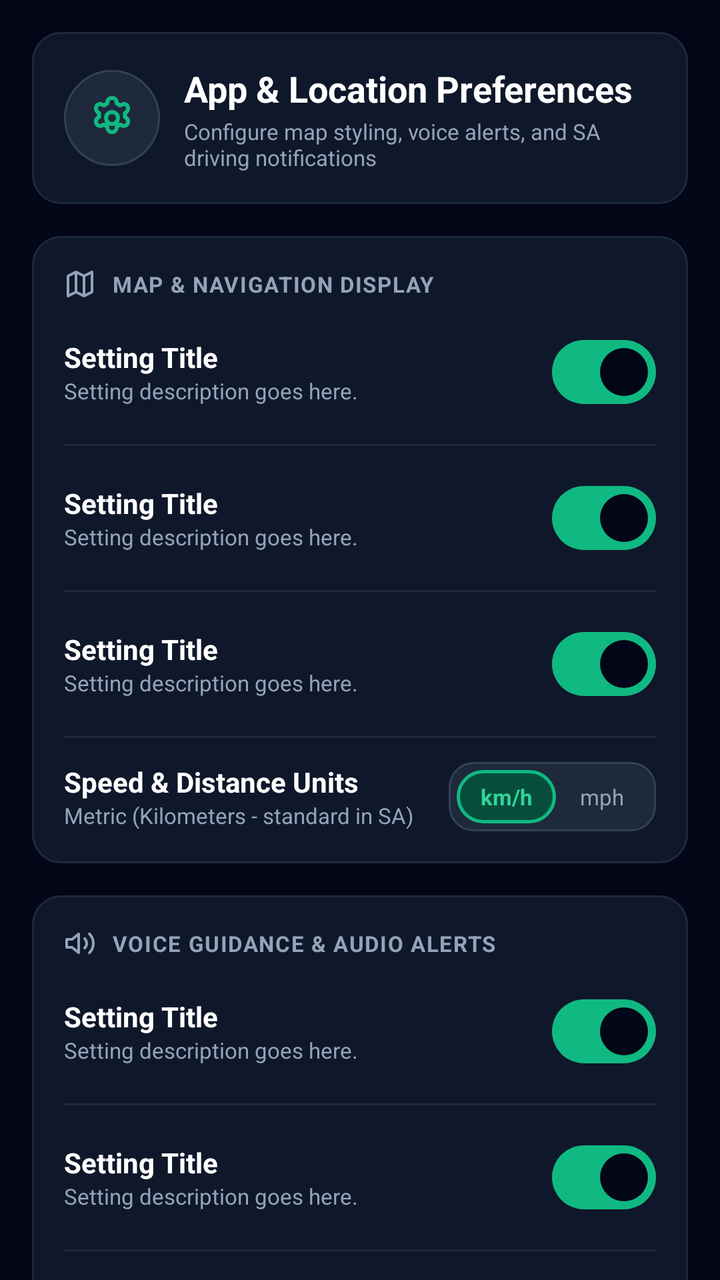
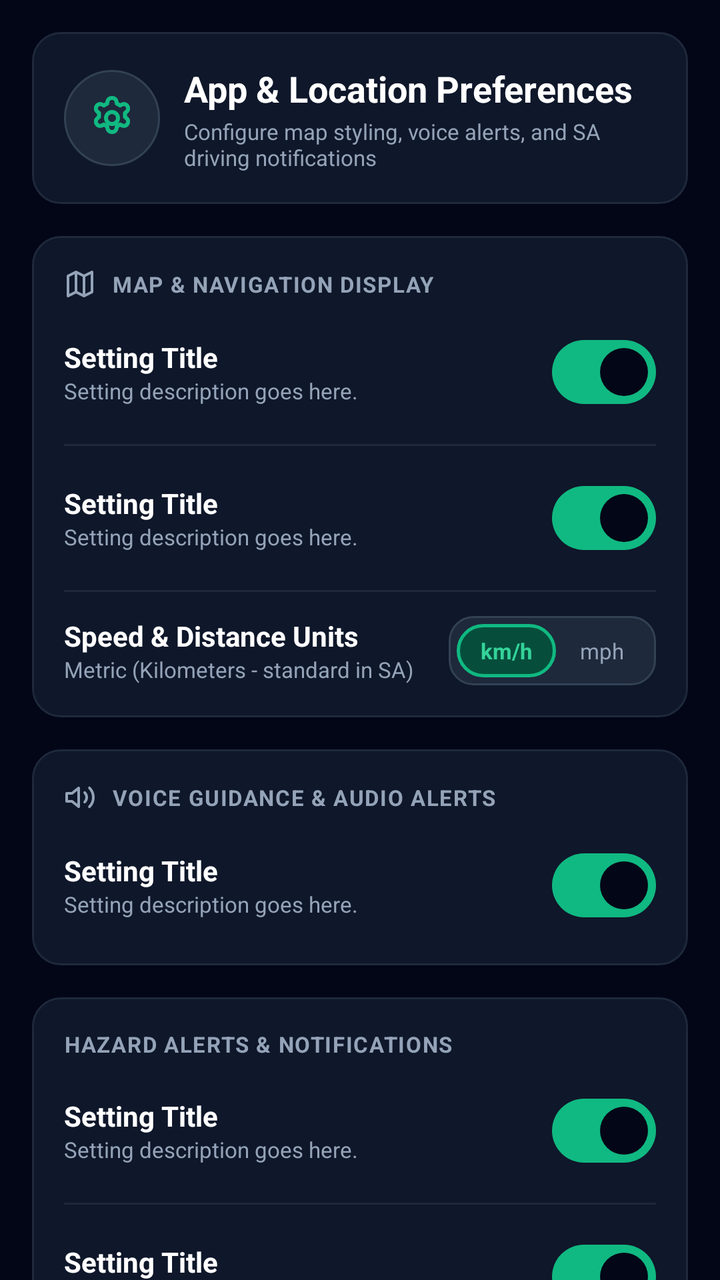

Compare the two renders of this Android layout. The source of the first and the diff that turns it into the second are given below.
<!-- AndroidManifest.xml: application theme Theme.RouteWiseSA -->
<!-- res/layout/fragment_settings.xml -->
<?xml version="1.0" encoding="utf-8"?>
<androidx.core.widget.NestedScrollView
    xmlns:android="http://schemas.android.com/apk/res/android"
    xmlns:app="http://schemas.android.com/apk/res-auto"
    xmlns:tools="http://schemas.android.com/tools"
    android:layout_width="match_parent"
    android:layout_height="match_parent"
    android:background="#020617"
    android:fillViewport="true"
    tools:context=".ui.settings.SettingsFragment">

    <LinearLayout
        android:layout_width="match_parent"
        android:layout_height="wrap_content"
        android:orientation="vertical"
        android:padding="16dp"
        android:paddingBottom="100dp">

        
        <LinearLayout
            android:layout_width="match_parent"
            android:layout_height="wrap_content"
            android:background="@drawable/bg_card_unselected"
            android:orientation="horizontal"
            android:gravity="center_vertical"
            android:padding="16dp"
            android:layout_marginBottom="16dp"
            android:baselineAligned="false">

            <FrameLayout
                android:layout_width="48dp"
                android:layout_height="48dp"
                android:background="@drawable/bg_circle_slate">
                <ImageView
                    android:layout_width="24dp"
                    android:layout_height="24dp"
                    android:layout_gravity="center"
                    android:src="@drawable/ic_settings"
                    app:tint="#10b981"
                    android:contentDescription="@string/settings_icon" />
            </FrameLayout>

            <LinearLayout
                android:layout_width="0dp"
                android:layout_height="wrap_content"
                android:layout_weight="1"
                android:orientation="vertical"
                android:layout_marginStart="12dp">

                <TextView
                    android:layout_width="wrap_content"
                    android:layout_height="wrap_content"
                    android:text="@string/settings_app_preferences_title"
                    android:textColor="#ffffff"
                    android:textSize="18sp"
                    android:textStyle="bold" />

                <TextView
                    android:layout_width="wrap_content"
                    android:layout_height="wrap_content"
                    android:text="@string/settings_app_preferences_desc"
                    android:textColor="#94a3b8"
                    android:textSize="11sp"
                    android:layout_marginTop="2dp" />
            </LinearLayout>
        </LinearLayout>

        
        <LinearLayout
            android:layout_width="match_parent"
            android:layout_height="wrap_content"
            android:background="@drawable/bg_card_unselected"
            android:orientation="vertical"
            android:padding="16dp"
            android:layout_marginBottom="16dp">

            <LinearLayout
                android:layout_width="match_parent"
                android:layout_height="wrap_content"
                android:orientation="horizontal"
                android:gravity="center_vertical"
                android:layout_marginBottom="12dp">
                <ImageView
                    android:layout_width="16dp"
                    android:layout_height="16dp"
                    android:src="@drawable/ic_map"
                    app:tint="#94a3b8"
                    android:importantForAccessibility="no" />
                <TextView
                    android:layout_width="wrap_content"
                    android:layout_height="wrap_content"
                    android:text="@string/settings_section_map_display"
                    android:textColor="#94a3b8"
                    android:textSize="11sp"
                    android:textStyle="bold"
                    android:letterSpacing="0.05"
                    android:layout_marginStart="8dp" />
            </LinearLayout>

            
            <include
                android:id="@+id/settingLiveTraffic"
                layout="@layout/layout_item_settings_switch"
                android:layout_width="match_parent"
                android:layout_height="wrap_content" />

            <View android:layout_width="match_parent" android:layout_height="1dp"
                android:background="#1e293b" android:layout_marginVertical="12dp" />

            <include
                android:id="@+id/settingNightTheme"
                layout="@layout/layout_item_settings_switch"
                android:layout_width="match_parent"
                android:layout_height="wrap_content" />

            <View android:layout_width="match_parent" android:layout_height="1dp"
                android:background="#1e293b" android:layout_marginVertical="12dp" />

            <include
                android:id="@+id/settingSpeedWarnings"
                layout="@layout/layout_item_settings_switch"
                android:layout_width="match_parent"
                android:layout_height="wrap_content" />

            <View android:layout_width="match_parent" android:layout_height="1dp"
                android:background="#1e293b" android:layout_marginVertical="12dp" />

            
            <LinearLayout
                android:layout_width="match_parent"
                android:layout_height="wrap_content"
                android:orientation="horizontal"
                android:gravity="center_vertical">
                <LinearLayout
                    android:layout_width="0dp"
                    android:layout_height="wrap_content"
                    android:layout_weight="1"
                    android:orientation="vertical">
                    <TextView
                        android:layout_width="wrap_content"
                        android:layout_height="wrap_content"
                        android:text="@string/settings_unit_selector_title"
                        android:textColor="#ffffff"
                        android:textSize="14sp"
                        android:textStyle="bold" />
                    <TextView
                        android:layout_width="wrap_content"
                        android:layout_height="wrap_content"
                        android:text="@string/settings_unit_selector_desc"
                        android:textColor="#94a3b8"
                        android:textSize="11sp" />
                </LinearLayout>

                <LinearLayout
                    android:layout_width="wrap_content"
                    android:layout_height="wrap_content"
                    android:background="@drawable/bg_rounded_slate"
                    android:padding="4dp">
                    <TextView
                        android:id="@+id/btnUnitKm"
                        android:layout_width="wrap_content"
                        android:layout_height="wrap_content"
                        android:background="@drawable/bg_card_selected"
                        android:text="@string/unit_kmh"
                        android:textColor="#34d399"
                        android:textSize="11sp"
                        android:textStyle="bold"
                        android:paddingHorizontal="12dp"
                        android:paddingVertical="6dp" />
                    <TextView
                        android:id="@+id/btnUnitMph"
                        android:layout_width="wrap_content"
                        android:layout_height="wrap_content"
                        android:text="@string/unit_mph"
                        android:textColor="#94a3b8"
                        android:textSize="11sp"
                        android:paddingHorizontal="12dp"
                        android:paddingVertical="6dp" />
                </LinearLayout>
            </LinearLayout>
        </LinearLayout>

        
        <LinearLayout
            android:layout_width="match_parent"
            android:layout_height="wrap_content"
            android:background="@drawable/bg_card_unselected"
            android:orientation="vertical"
            android:padding="16dp"
            android:layout_marginBottom="16dp">

            <LinearLayout
                android:layout_width="match_parent"
                android:layout_height="wrap_content"
                android:orientation="horizontal"
                android:gravity="center_vertical"
                android:layout_marginBottom="12dp">
                <ImageView
                    android:layout_width="16dp"
                    android:layout_height="16dp"
                    android:src="@drawable/ic_volume_up"
                    app:tint="#94a3b8"
                    android:importantForAccessibility="no" />
                <TextView
                    android:layout_width="wrap_content"
                    android:layout_height="wrap_content"
                    android:text="@string/settings_section_voice_guidance"
                    android:textColor="#94a3b8"
                    android:textSize="11sp"
                    android:textStyle="bold"
                    android:letterSpacing="0.05"
                    android:layout_marginStart="8dp" />
            </LinearLayout>

            <include
                android:id="@+id/settingTurnByTurn"
                layout="@layout/layout_item_settings_switch"
                android:layout_width="match_parent"
                android:layout_height="wrap_content" />

            <View android:layout_width="match_parent" android:layout_height="1dp"
                android:background="#1e293b" android:layout_marginVertical="12dp" />

            <include
                android:id="@+id/settingAccidentWarnings"
                layout="@layout/layout_item_settings_switch"
                android:layout_width="match_parent"
                android:layout_height="wrap_content" />

            <View android:layout_width="match_parent" android:layout_height="1dp"
                android:background="#1e293b" android:layout_marginVertical="12dp" />

            <include
                android:id="@+id/settingPoliceAlerts"
                layout="@layout/layout_item_settings_switch"
                android:layout_width="match_parent"
                android:layout_height="wrap_content" />

            <View android:layout_width="match_parent" android:layout_height="1dp"
                android:background="#1e293b" android:layout_marginVertical="12dp" />

            <include
                android:id="@+id/settingRoadworkAlerts"
                layout="@layout/layout_item_settings_switch"
                android:layout_width="match_parent"
                android:layout_height="wrap_content" />
        </LinearLayout>

    </LinearLayout>
</androidx.core.widget.NestedScrollView>
<!-- res/layout/layout_item_settings_switch.xml (included above) -->
<?xml version="1.0" encoding="utf-8"?>
<LinearLayout xmlns:android="http://schemas.android.com/apk/res/android"
    android:id="@+id/rootSettingsSwitch"
    android:layout_width="match_parent"
    android:layout_height="wrap_content"
    android:orientation="horizontal"
    android:gravity="center_vertical">

    <LinearLayout
        android:layout_width="0dp"
        android:layout_height="wrap_content"
        android:layout_weight="1"
        android:orientation="vertical">
        <TextView
            android:id="@+id/tvSettingTitle"
            android:layout_width="wrap_content"
            android:layout_height="wrap_content"
            android:text="@string/settings_default_title"
            android:textColor="#ffffff"
            android:textSize="14sp"
            android:textStyle="bold" />
        <TextView
            android:id="@+id/tvSettingDesc"
            android:layout_width="wrap_content"
            android:layout_height="wrap_content"
            android:text="@string/settings_default_desc"
            android:textColor="#94a3b8"
            android:textSize="11sp" />
    </LinearLayout>

    <com.google.android.material.materialswitch.MaterialSwitch
        android:id="@+id/switchSetting"
        android:layout_width="wrap_content"
        android:layout_height="wrap_content"
        android:checked="true" />

</LinearLayout>
<!-- resources referenced by this layout -->
<resources>
  <!-- drawable bg_card_selected (drawable) -->
  <?xml version="1.0" encoding="utf-8"?>
  <shape xmlns:android="http://schemas.android.com/apk/res/android"
      android:shape="rectangle">
      <solid android:color="#064e3b" />
      <corners android:radius="14dp" />
      <stroke android:width="1.5dp" android:color="#10b981" />
  </shape>
  <!-- drawable bg_card_unselected (drawable) -->
  <?xml version="1.0" encoding="utf-8"?>
  <shape xmlns:android="http://schemas.android.com/apk/res/android"
      android:shape="rectangle">
      <solid android:color="#0f172a" />
      <corners android:radius="14dp" />
      <stroke android:width="1dp" android:color="#1e293b" />
  </shape>
  <!-- drawable bg_circle_slate (drawable) -->
  <?xml version="1.0" encoding="utf-8"?>
  <shape xmlns:android="http://schemas.android.com/apk/res/android"
      android:shape="oval">
      <solid android:color="#1e293b" />
      <stroke android:width="1dp" android:color="#334155" />
  </shape>
  <!-- drawable bg_rounded_slate (drawable) -->
  <?xml version="1.0" encoding="utf-8"?>
  <shape xmlns:android="http://schemas.android.com/apk/res/android"
      android:shape="rectangle">
      <solid android:color="#1e293b" />
      <corners android:radius="12dp" />
      <stroke android:width="1dp" android:color="#334155" />
  </shape>
  <!-- drawable ic_map (drawable) -->
  <vector xmlns:android="http://schemas.android.com/apk/res/android"
      android:width="24dp"
      android:height="24dp"
      android:viewportWidth="24"
      android:viewportHeight="24">
      <path
          android:fillColor="@android:color/transparent"
          android:strokeColor="#FFFFFF"
          android:strokeWidth="2"
          android:strokeLineCap="round"
          android:strokeLineJoin="round"
          android:pathData="M9,18l-6,3V6l6,-3 6,3 6,-3v15l-6,3 -6,-3z M9,3v15 M15,6v15" />
  </vector>
  <!-- drawable ic_volume_up (drawable) -->
  <vector xmlns:android="http://schemas.android.com/apk/res/android"
      android:width="24dp"
      android:height="24dp"
      android:viewportWidth="24"
      android:viewportHeight="24">
      <path
          android:fillColor="@android:color/transparent"
          android:strokeColor="#10B981"
          android:strokeWidth="2"
          android:strokeLineCap="round"
          android:strokeLineJoin="round"
          android:pathData="M11,5L6,9H2v6h4l5,4V5z M15.54,8.46a5,5 0 0,1 0,7.07 M19.07,4.93a10,10 0 0,1 0,14.14" />
  </vector>
  <string name="settings_app_preferences_desc">Configure map styling, voice alerts, and SA driving notifications</string>
  <string name="settings_app_preferences_title">App &amp; Location Preferences</string>
  <string name="settings_default_desc">Setting description goes here.</string>
  <string name="settings_default_title">Setting Title</string>
  <string name="settings_icon">Settings Icon</string>
  <string name="settings_section_map_display">MAP &amp; NAVIGATION DISPLAY</string>
  <string name="settings_section_voice_guidance">VOICE GUIDANCE &amp; AUDIO ALERTS</string>
  <string name="settings_unit_selector_desc">Metric (Kilometers - standard in SA)</string>
  <string name="settings_unit_selector_title">Speed &amp; Distance Units</string>
  <string name="unit_kmh">km/h</string>
  <string name="unit_mph">mph</string>
  <color name="primary_emerald">#10B981</color>
  <color name="text_dark_contrast">#020617</color>
  <color name="primary_emerald_container">#064E3B</color>
  <color name="primary_emerald_light">#34D399</color>
  <color name="secondary_teal">#14B8A6</color>
  <color name="background_slate_dark">#020617</color>
  <color name="surface_slate_card">#0F172A</color>
  <color name="text_primary_white">#FFFFFF</color>
  <color name="surface_slate_elevated">#1E293B</color>
  <color name="text_secondary_slate">#CBD5E1</color>
  <!-- unchanged entries left out for length: 2 -->
</resources>

<!-- the commit's change to res/layout/fragment_settings.xml (unified diff, before → after) -->
@@ -109,15 +109,6 @@
 
             <include
                 android:id="@+id/settingNightTheme"
-                layout="@layout/layout_item_settings_switch"
-                android:layout_width="match_parent"
-                android:layout_height="wrap_content" />
-
-            <View android:layout_width="match_parent" android:layout_height="1dp"
-                android:background="#1e293b" android:layout_marginVertical="12dp" />
-
-            <include
-                android:id="@+id/settingSpeedWarnings"
                 layout="@layout/layout_item_settings_switch"
                 android:layout_width="match_parent"
                 android:layout_height="wrap_content" />
@@ -217,6 +208,32 @@
                 layout="@layout/layout_item_settings_switch"
                 android:layout_width="match_parent"
                 android:layout_height="wrap_content" />
+        </LinearLayout>
+
+        
+        <LinearLayout
+            android:layout_width="match_parent"
+            android:layout_height="wrap_content"
+            android:background="@drawable/bg_card_unselected"
+            android:orientation="vertical"
+            android:padding="16dp"
+            android:layout_marginBottom="16dp">
+
+            <TextView
+                android:layout_width="wrap_content"
+                android:layout_height="wrap_content"
+                android:text="HAZARD ALERTS &amp; NOTIFICATIONS"
+                android:textColor="#94a3b8"
+                android:textSize="11sp"
+                android:textStyle="bold"
+                android:letterSpacing="0.05"
+                android:layout_marginBottom="12dp" />
+
+            <include
+                android:id="@+id/settingHazardNotifications"
+                layout="@layout/layout_item_settings_switch"
+                android:layout_width="match_parent"
+                android:layout_height="wrap_content" />
 
             <View android:layout_width="match_parent" android:layout_height="1dp"
                 android:background="#1e293b" android:layout_marginVertical="12dp" />
@@ -244,6 +261,114 @@
                 layout="@layout/layout_item_settings_switch"
                 android:layout_width="match_parent"
                 android:layout_height="wrap_content" />
+        </LinearLayout>
+
+        
+        <LinearLayout
+            android:layout_width="match_parent"
+            android:layout_height="wrap_content"
+            android:background="@drawable/bg_card_unselected"
+            android:orientation="vertical"
+            android:padding="16dp"
+            android:layout_marginBottom="16dp">
+
+            <TextView
+                android:layout_width="wrap_content"
+                android:layout_height="wrap_content"
+                android:text="ACCOUNT &amp; SECURITY"
+                android:textColor="#94a3b8"
+                android:textSize="11sp"
+                android:textStyle="bold"
+                android:letterSpacing="0.05"
+                android:layout_marginBottom="12dp" />
+
+            <Button
+                android:id="@+id/btnEditProfile"
+                android:layout_width="match_parent"
+                android:layout_height="48dp"
+                android:background="@drawable/bg_rounded_slate"
+                android:text="Edit my profile"
+                android:textColor="#34d399"
+                android:textSize="14sp"
+                android:textStyle="bold"
+                app:backgroundTint="@null" />
+
+            <TextView
+                android:id="@+id/tvPasswordGoogleNote"
+                android:layout_width="match_parent"
+                android:layout_height="wrap_content"
+                android:text="You signed in with Google, so your password is managed by your Google account."
+                android:textColor="#94a3b8"
+                android:textSize="12sp"
+                android:layout_marginTop="12dp"
+                android:visibility="gone" />
+
+            <LinearLayout
+                android:id="@+id/layoutChangePassword"
+                android:layout_width="match_parent"
+                android:layout_height="wrap_content"
+                android:orientation="vertical"
+                android:layout_marginTop="16dp">
+
+                <TextView
+                    android:layout_width="wrap_content"
+                    android:layout_height="wrap_content"
+                    android:text="CHANGE PASSWORD"
+                    android:textColor="#94a3b8"
+                    android:textSize="10sp"
+                    android:textStyle="bold"
+                    android:layout_marginBottom="4dp" />
+
+                <EditText
+                    android:id="@+id/etCurrentPassword"
+                    android:layout_width="match_parent"
+                    android:layout_height="48dp"
+                    android:background="@drawable/bg_rounded_slate"
+                    android:hint="Current password"
+                    android:textColorHint="#64748b"
+                    android:textColor="#ffffff"
+                    android:textSize="14sp"
+                    android:paddingHorizontal="14dp"
+                    android:layout_marginBottom="8dp"
+                    android:inputType="textPassword" />
+
+                <EditText
+                    android:id="@+id/etNewPassword"
+                    android:layout_width="match_parent"
+                    android:layout_height="48dp"
+                    android:background="@drawable/bg_rounded_slate"
+                    android:hint="New password (6 to 64 characters)"
+                    android:textColorHint="#64748b"
+                    android:textColor="#ffffff"
+                    android:textSize="14sp"
+                    android:paddingHorizontal="14dp"
+                    android:layout_marginBottom="8dp"
+                    android:inputType="textPassword" />
+
+                <EditText
+                    android:id="@+id/etConfirmPassword"
+                    android:layout_width="match_parent"
+                    android:layout_height="48dp"
+                    android:background="@drawable/bg_rounded_slate"
+                    android:hint="Confirm new password"
+                    android:textColorHint="#64748b"
+                    android:textColor="#ffffff"
+                    android:textSize="14sp"
+                    android:paddingHorizontal="14dp"
+                    android:layout_marginBottom="12dp"
+                    android:inputType="textPassword" />
+
+                <Button
+                    android:id="@+id/btnChangePassword"
+                    android:layout_width="match_parent"
+                    android:layout_height="48dp"
+                    android:background="@drawable/bg_rounded_emerald"
+                    android:text="Change password"
+                    android:textColor="#020617"
+                    android:textSize="14sp"
+                    android:textStyle="bold"
+                    app:backgroundTint="@null" />
+            </LinearLayout>
         </LinearLayout>
 
     </LinearLayout>
<!-- resource entries referenced after the edit -->
@@ -22,6 +22,13 @@
       android:shape="oval">
       <solid android:color="#1e293b" />
       <stroke android:width="1dp" android:color="#334155" />
+  </shape>
+  <!-- drawable bg_rounded_emerald (drawable) -->
+  <?xml version="1.0" encoding="utf-8"?>
+  <shape xmlns:android="http://schemas.android.com/apk/res/android"
+      android:shape="rectangle">
+      <solid android:color="#10b981" />
+      <corners android:radius="12dp" />
   </shape>
   <!-- drawable bg_rounded_slate (drawable) -->
   <?xml version="1.0" encoding="utf-8"?>
